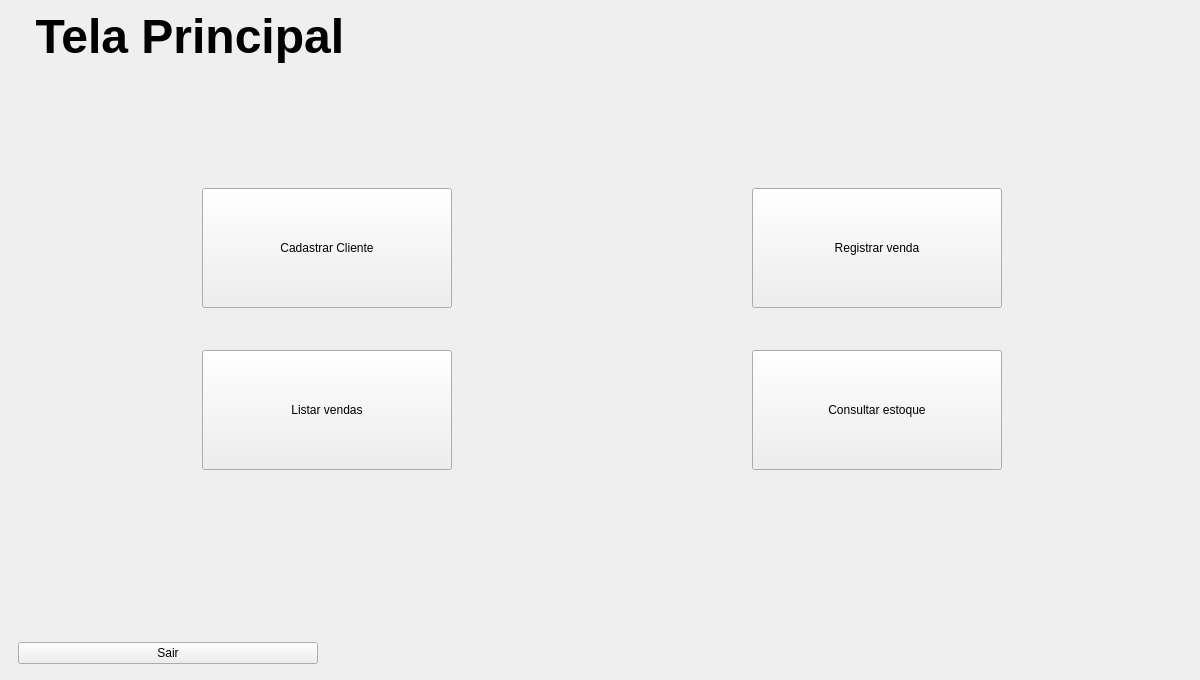
Qt form mainwindow.ui (EduardoHaagP/ProjetoPOO) before a commit.
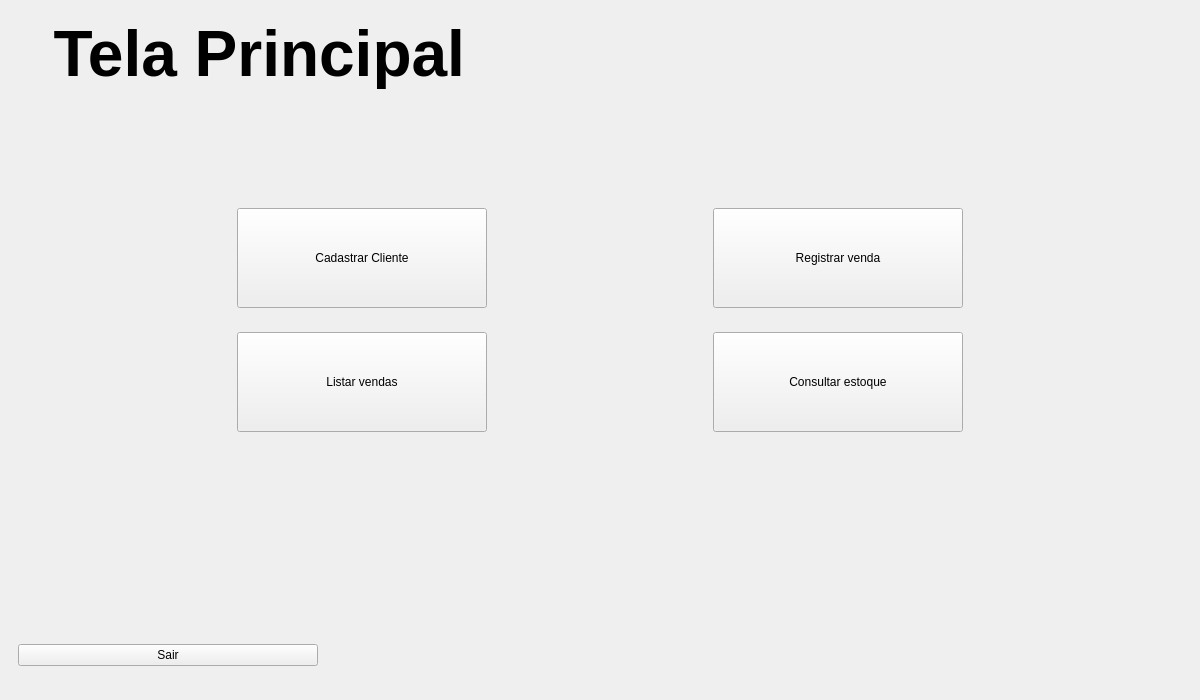
The same form after that commit. The open tabs and pages were chosen to show the change. Icons and pictures are not drawn.

Patch:
```diff
--- a/mainwindow.ui
+++ b/mainwindow.ui
@@ -7,7 +7,7 @@
     <x>0</x>
     <y>0</y>
     <width>1200</width>
-    <height>680</height>
+    <height>700</height>
    </rect>
   </property>
   <property name="mouseTracking">
@@ -20,17 +20,32 @@
    <string>MainWindow</string>
   </property>
   <widget class="QWidget" name="centralwidget">
+   <layout class="QHBoxLayout" name="horizontalLayout_10">
+    <property name="spacing">
+     <number>0</number>
+    </property>
+    <property name="leftMargin">
+     <number>0</number>
+    </property>
+    <property name="topMargin">
+     <number>0</number>
+    </property>
+    <property name="rightMargin">
+     <number>0</number>
+    </property>
+    <property name="bottomMargin">
+     <number>0</number>
+    </property>
+    <item>
    <widget class="QStackedWidget" name="stackedWidget">
     <property name="enabled">
      <bool>true</bool>
     </property>
-    <property name="geometry">
-     <rect>
-      <x>0</x>
-      <y>0</y>
-      <width>1204</width>
-      <height>698</height>
-     </rect>
+      <property name="minimumSize">
+       <size>
+        <width>1200</width>
+        <height>0</height>
+       </size>
     </property>
     <property name="styleSheet">
      <string notr="true">QWidget#pagInicial {
@@ -580,11 +595,20 @@
     </widget>
     <widget class="QWidget" name="pagPrincipal">
      <layout class="QVBoxLayout" name="verticalLayout_3">
-      <item alignment="Qt::AlignTop">
+        <item>
+         <widget class="QWidget" name="widget_8" native="true">
+          <property name="maximumSize">
+           <size>
+            <width>16777215</width>
+            <height>180</height>
+           </size>
+          </property>
+          <layout class="QHBoxLayout" name="horizontalLayout_11">
+           <item>
        <widget class="QLabel" name="txt_2">
         <property name="font">
          <font>
-          <pointsize>36</pointsize>
+               <pointsize>48</pointsize>
           <bold>true</bold>
          </font>
         </property>
@@ -593,6 +617,44 @@
         </property>
        </widget>
       </item>
+           <item alignment="Qt::AlignRight">
+            <widget class="QLabel" name="imgLogo">
+             <property name="maximumSize">
+              <size>
+               <width>180</width>
+               <height>180</height>
+              </size>
+             </property>
+             <property name="text">
+              <string/>
+             </property>
+             <property name="pixmap">
+              <pixmap resource="resources.qrc">:/assets/LogoEscura.png</pixmap>
+             </property>
+             <property name="scaledContents">
+              <bool>true</bool>
+             </property>
+             <property name="wordWrap">
+              <bool>false</bool>
+             </property>
+            </widget>
+           </item>
+          </layout>
+         </widget>
+        </item>
+        <item>
+         <spacer name="verticalSpacer_6">
+          <property name="orientation">
+           <enum>Qt::Vertical</enum>
+          </property>
+          <property name="sizeHint" stdset="0">
+           <size>
+            <width>20</width>
+            <height>20</height>
+           </size>
+          </property>
+         </spacer>
+        </item>
       <item>
        <widget class="QWidget" name="widget_2" native="true">
         <property name="sizePolicy">
@@ -608,7 +670,7 @@
             <enum>Qt::Horizontal</enum>
            </property>
            <property name="sizeType">
-            <enum>QSizePolicy::Minimum</enum>
+              <enum>QSizePolicy::Expanding</enum>
            </property>
            <property name="sizeHint" stdset="0">
             <size>
@@ -626,6 +688,12 @@
              <verstretch>0</verstretch>
             </sizepolicy>
            </property>
+             <property name="minimumSize">
+              <size>
+               <width>250</width>
+               <height>100</height>
+              </size>
+             </property>
            <property name="maximumSize">
             <size>
              <width>250</width>
@@ -643,11 +711,11 @@
             <enum>Qt::Horizontal</enum>
            </property>
            <property name="sizeType">
-            <enum>QSizePolicy::Fixed</enum>
+              <enum>QSizePolicy::Expanding</enum>
            </property>
            <property name="sizeHint" stdset="0">
             <size>
-             <width>150</width>
+               <width>211</width>
              <height>20</height>
             </size>
            </property>
@@ -661,6 +729,12 @@
              <verstretch>0</verstretch>
             </sizepolicy>
            </property>
+             <property name="minimumSize">
+              <size>
+               <width>250</width>
+               <height>100</height>
+              </size>
+             </property>
            <property name="maximumSize">
             <size>
              <width>250</width>
@@ -678,7 +752,7 @@
             <enum>Qt::Horizontal</enum>
            </property>
            <property name="sizeType">
-            <enum>QSizePolicy::Minimum</enum>
+              <enum>QSizePolicy::Expanding</enum>
            </property>
            <property name="sizeHint" stdset="0">
             <size>
@@ -706,7 +780,7 @@
             <enum>Qt::Horizontal</enum>
            </property>
            <property name="sizeType">
-            <enum>QSizePolicy::Minimum</enum>
+              <enum>QSizePolicy::Expanding</enum>
            </property>
            <property name="sizeHint" stdset="0">
             <size>
@@ -724,6 +798,12 @@
              <verstretch>0</verstretch>
             </sizepolicy>
            </property>
+             <property name="minimumSize">
+              <size>
+               <width>250</width>
+               <height>100</height>
+              </size>
+             </property>
            <property name="maximumSize">
             <size>
              <width>250</width>
@@ -741,11 +821,11 @@
             <enum>Qt::Horizontal</enum>
            </property>
            <property name="sizeType">
-            <enum>QSizePolicy::Fixed</enum>
+              <enum>QSizePolicy::Expanding</enum>
            </property>
            <property name="sizeHint" stdset="0">
             <size>
-             <width>150</width>
+               <width>211</width>
              <height>20</height>
             </size>
            </property>
@@ -759,6 +839,12 @@
              <verstretch>0</verstretch>
             </sizepolicy>
            </property>
+             <property name="minimumSize">
+              <size>
+               <width>250</width>
+               <height>100</height>
+              </size>
+             </property>
            <property name="maximumSize">
             <size>
              <width>250</width>
@@ -776,7 +862,7 @@
             <enum>Qt::Horizontal</enum>
            </property>
            <property name="sizeType">
-            <enum>QSizePolicy::Minimum</enum>
+              <enum>QSizePolicy::Expanding</enum>
            </property>
            <property name="sizeHint" stdset="0">
             <size>
@@ -795,7 +881,20 @@
          <enum>Qt::Vertical</enum>
         </property>
         <property name="sizeType">
-         <enum>QSizePolicy::Minimum</enum>
+           <enum>QSizePolicy::Expanding</enum>
+          </property>
+          <property name="sizeHint" stdset="0">
+           <size>
+            <width>20</width>
+            <height>40</height>
+           </size>
+          </property>
+         </spacer>
+        </item>
+        <item>
+         <spacer name="verticalSpacer_7">
+          <property name="orientation">
+           <enum>Qt::Vertical</enum>
         </property>
         <property name="sizeHint" stdset="0">
          <size>
@@ -855,6 +954,8 @@
      </layout>
     </widget>
    </widget>
+    </item>
+   </layout>
   </widget>
  </widget>
  <resources/>
```
Left out of the diff: 86 changed lines with no effect on the pictures. Lines whose indentation alone changed are shown as unchanged.
